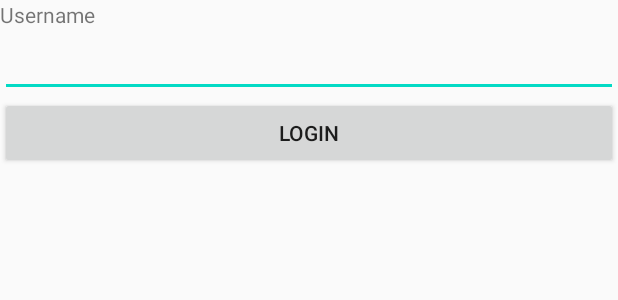
After one commit to mdg1317/Capstone_Litter_App, an Android app: the layout activity_login.xml on its own in the app's theme, with its tools: preview values and no code run, on a phone screen of 412 x 824 dp. The commit adds this screen. Shown: the top 300 px of the screen. Run offline under Robolectric (Android 15) with nearby library versions, the phone set to English and light mode, and no system bars.

Commit message:
Created basic login screen to test with database

```diff
--- a/app/build.gradle
+++ b/app/build.gradle
@@ -23,6 +23,9 @@ android {
             proguardFiles getDefaultProguardFile('proguard-android-optimize.txt'), 'proguard-rules.pro'
         }
     }
+    buildFeatures {
+        viewBinding true
+    }
 
 }
 
@@ -36,6 +39,8 @@ dependencies {
     implementation 'androidx.constraintlayout:constraintlayout:2.0.4'
     implementation 'com.google.android.material:material:1.4.0'
     implementation 'com.google.android.gms:play-services-maps:17.0.1'
+    implementation 'androidx.navigation:navigation-fragment:2.3.5'
+    implementation 'androidx.navigation:navigation-ui:2.3.5'
     testImplementation 'junit:junit:4.12'
     androidTestImplementation 'androidx.test.ext:junit:1.1.3'
     androidTestImplementation 'androidx.test.espresso:espresso-core:3.4.0'
--- /dev/null
+++ b/app/src/main/res/layout/activity_login.xml
@@ -0,0 +1,35 @@
+<?xml version="1.0" encoding="utf-8"?>
+<androidx.constraintlayout.widget.ConstraintLayout xmlns:android="http://schemas.android.com/apk/res/android"
+    xmlns:app="http://schemas.android.com/apk/res-auto"
+    xmlns:tools="http://schemas.android.com/tools"
+    android:layout_width="match_parent"
+    android:layout_height="match_parent"
+    tools:context=".LoginActivity">
+
+    <LinearLayout
+        android:layout_width="match_parent"
+        android:layout_height="match_parent"
+        android:orientation="vertical">
+
+        <TextView
+            android:id="@+id/text_username"
+            android:layout_width="wrap_content"
+            android:layout_height="wrap_content"
+            android:text="Username" />
+
+        <EditText
+            android:id="@+id/editTextUsername"
+            android:layout_width="match_parent"
+            android:layout_height="wrap_content"
+            android:ems="10"
+            android:inputType="textPersonName" />
+
+        <Button
+            android:id="@+id/buttonLogin"
+            android:layout_width="match_parent"
+            android:layout_height="wrap_content"
+            android:text="Login" />
+
+    </LinearLayout>
+
+</androidx.constraintlayout.widget.ConstraintLayout>
```
Also changed, not shown: app/src/main/AndroidManifest.xml (+7 -3 lines), app/src/main/java/com/example/litterapp/LoginActivity.java (added, +14 -0 lines), app/src/main/res/values/strings.xml (+9 -0 lines).
